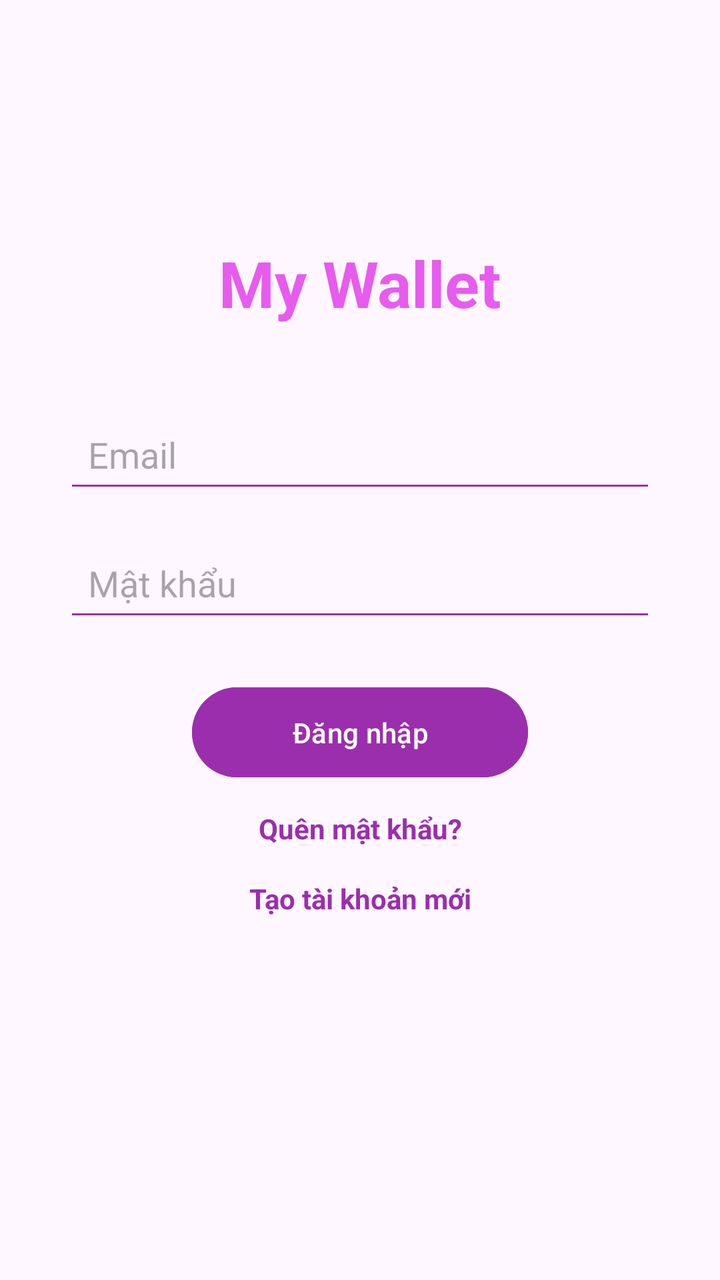
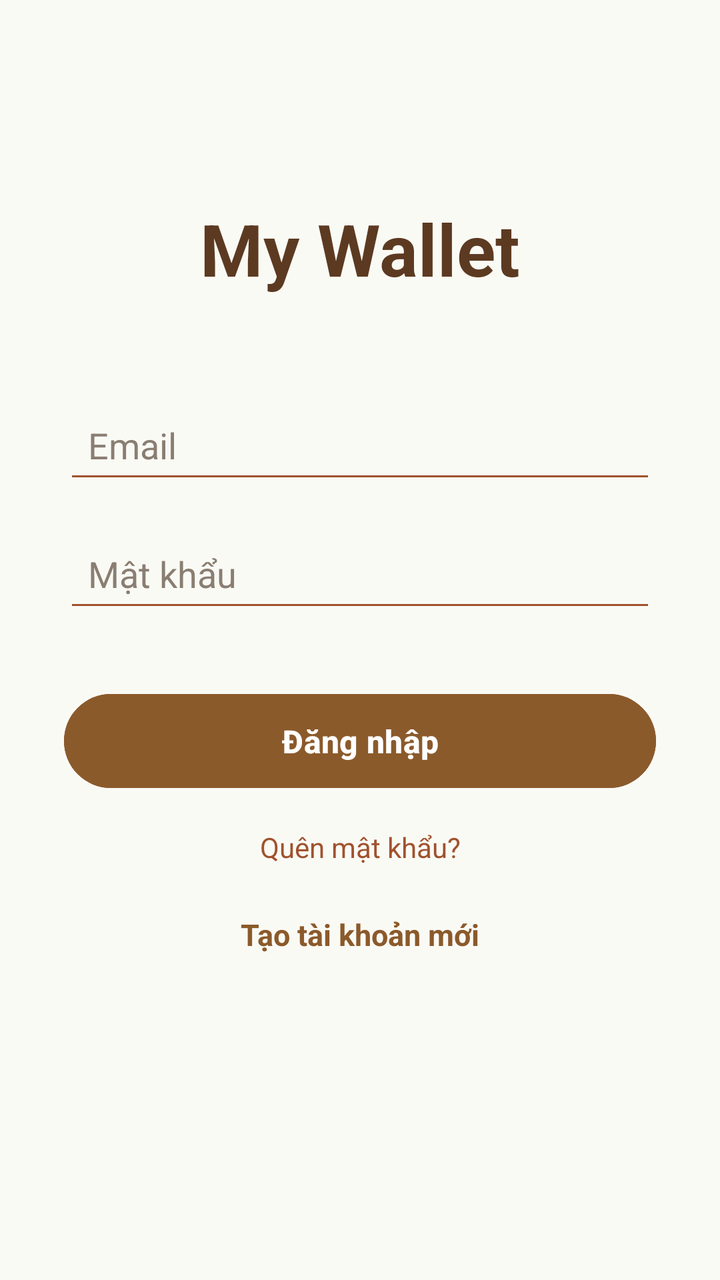

Screens rendered from an Android XML layout before and after an edit, with the pre-edit source and the edit as a unified diff.
<!-- AndroidManifest.xml: application theme Theme.MyWallet -->
<!-- res/layout/activity_login.xml -->
<?xml version="1.0" encoding="utf-8"?>
<androidx.constraintlayout.widget.ConstraintLayout
    xmlns:android="http://schemas.android.com/apk/res/android"
    xmlns:app="http://schemas.android.com/apk/res-auto"
    xmlns:tools="http://schemas.android.com/tools"
    android:layout_width="match_parent"
    android:layout_height="match_parent">

    <TextView
        android:id="@+id/txtTitle"
        android:layout_width="wrap_content"
        android:layout_height="wrap_content"
        android:text="My Wallet"
        android:textSize="32sp"
        android:textStyle="bold"
        android:textColor="#E6E649ED"
        android:layout_marginTop="120dp"
        app:layout_constraintTop_toTopOf="parent"
        app:layout_constraintStart_toStartOf="parent"
        app:layout_constraintEnd_toEndOf="parent"/>

    <EditText
        android:id="@+id/edtEmail"
        android:layout_width="0dp"
        android:layout_height="wrap_content"
        android:minHeight="48dp"
        android:padding="12dp"
        android:hint="Email"
        android:inputType="textEmailAddress"
        android:backgroundTint="#9B2EAD"
        android:layout_marginTop="40dp"
        android:layout_marginStart="32dp"
        android:layout_marginEnd="32dp"
        app:layout_constraintTop_toBottomOf="@id/txtTitle"
        app:layout_constraintStart_toStartOf="parent"
        app:layout_constraintEnd_toEndOf="parent"/>

    <EditText
        android:id="@+id/edtPassword"
        android:layout_width="0dp"
        android:layout_height="wrap_content"
        android:minHeight="48dp"
        android:padding="12dp"
        android:hint="Mật khẩu"
        android:inputType="textPassword"
        android:backgroundTint="#9B2EAD"
        android:layout_marginTop="16dp"
        android:layout_marginStart="32dp"
        android:layout_marginEnd="32dp"
        app:layout_constraintTop_toBottomOf="@id/edtEmail"
        app:layout_constraintStart_toStartOf="parent"
        app:layout_constraintEnd_toEndOf="parent"/>

    <Button
        android:id="@+id/btnLogin"
        android:layout_width="168dp"
        android:layout_height="53dp"
        android:layout_marginStart="32dp"
        android:layout_marginTop="24dp"
        android:layout_marginEnd="32dp"
        android:text="Đăng nhập"
        android:backgroundTint="#9B2EAD"
        app:layout_constraintEnd_toEndOf="parent"
        app:layout_constraintStart_toStartOf="parent"
        app:layout_constraintTop_toBottomOf="@id/edtPassword" />

    <TextView
        android:id="@+id/txtForgotPassword"
        android:layout_width="wrap_content"
        android:layout_height="wrap_content"
        android:text="Quên mật khẩu?"
        android:textColor="#9B2EAD"
        android:textStyle="bold"
        android:layout_marginTop="12dp"
        app:layout_constraintTop_toBottomOf="@id/btnLogin"
        app:layout_constraintStart_toStartOf="parent"
        app:layout_constraintEnd_toEndOf="parent"/>

    <TextView
        android:id="@+id/txtRegister"
        android:layout_width="wrap_content"
        android:layout_height="wrap_content"
        android:text="Tạo tài khoản mới"
        android:textColor="#9B2EAD"
        android:textStyle="bold"
        android:layout_marginTop="16dp"
        app:layout_constraintTop_toBottomOf="@id/txtForgotPassword"
        app:layout_constraintStart_toStartOf="parent"
        app:layout_constraintEnd_toEndOf="parent"/>

</androidx.constraintlayout.widget.ConstraintLayout>
<!-- resources referenced by this layout -->
<resources>
  <style name="Theme.MyWallet" parent="Base.Theme.MyWallet" />
  <style name="Base.Theme.MyWallet" parent="Theme.Material3.DayNight.NoActionBar">
          
          
      </style>
</resources>

<!-- the commit's change to res/layout/activity_login.xml (unified diff, before → after) -->
@@ -4,17 +4,18 @@
     xmlns:app="http://schemas.android.com/apk/res-auto"
     xmlns:tools="http://schemas.android.com/tools"
     android:layout_width="match_parent"
-    android:layout_height="match_parent">
+    android:layout_height="match_parent"
+    android:background="#FAFAFAF5"> 
 
     <TextView
         android:id="@+id/txtTitle"
         android:layout_width="wrap_content"
         android:layout_height="wrap_content"
         android:text="My Wallet"
-        android:textSize="32sp"
+        android:textSize="36sp"
         android:textStyle="bold"
-        android:textColor="#E6E649ED"
-        android:layout_marginTop="120dp"
+        android:textColor="#5C3A21"
+        android:layout_marginTop="100dp"
         app:layout_constraintTop_toTopOf="parent"
         app:layout_constraintStart_toStartOf="parent"
         app:layout_constraintEnd_toEndOf="parent"/>
@@ -27,8 +28,9 @@
         android:padding="12dp"
         android:hint="Email"
         android:inputType="textEmailAddress"
-        android:backgroundTint="#9B2EAD"
-        android:layout_marginTop="40dp"
+        android:backgroundTint="#A0522D"
+        android:textColorHint="#8A7E72"
+        android:layout_marginTop="50dp"
         android:layout_marginStart="32dp"
         android:layout_marginEnd="32dp"
         app:layout_constraintTop_toBottomOf="@id/txtTitle"
@@ -43,7 +45,8 @@
         android:padding="12dp"
         android:hint="Mật khẩu"
         android:inputType="textPassword"
-        android:backgroundTint="#9B2EAD"
+        android:backgroundTint="#A0522D"
+        android:textColorHint="#8A7E72"
         android:layout_marginTop="16dp"
         android:layout_marginStart="32dp"
         android:layout_marginEnd="32dp"
@@ -53,13 +56,16 @@
 
     <Button
         android:id="@+id/btnLogin"
-        android:layout_width="168dp"
-        android:layout_height="53dp"
+        android:layout_width="0dp"
+        android:layout_height="55dp"
         android:layout_marginStart="32dp"
-        android:layout_marginTop="24dp"
+        android:layout_marginTop="32dp"
         android:layout_marginEnd="32dp"
         android:text="Đăng nhập"
-        android:backgroundTint="#9B2EAD"
+        android:textSize="16sp"
+        android:textStyle="bold"
+        android:textColor="#FFFFFF"
+        android:backgroundTint="#8B5A2B"
         app:layout_constraintEnd_toEndOf="parent"
         app:layout_constraintStart_toStartOf="parent"
         app:layout_constraintTop_toBottomOf="@id/edtPassword" />
@@ -69,9 +75,9 @@
         android:layout_width="wrap_content"
         android:layout_height="wrap_content"
         android:text="Quên mật khẩu?"
-        android:textColor="#9B2EAD"
-        android:textStyle="bold"
-        android:layout_marginTop="12dp"
+        android:textColor="#A0522D"
+        android:textSize="14sp"
+        android:layout_marginTop="16dp"
         app:layout_constraintTop_toBottomOf="@id/btnLogin"
         app:layout_constraintStart_toStartOf="parent"
         app:layout_constraintEnd_toEndOf="parent"/>
@@ -81,9 +87,10 @@
         android:layout_width="wrap_content"
         android:layout_height="wrap_content"
         android:text="Tạo tài khoản mới"
-        android:textColor="#9B2EAD"
+        android:textColor="#8B5A2B"
+        android:textSize="15sp"
         android:textStyle="bold"
-        android:layout_marginTop="16dp"
+        android:layout_marginTop="24dp"
         app:layout_constraintTop_toBottomOf="@id/txtForgotPassword"
         app:layout_constraintStart_toStartOf="parent"
         app:layout_constraintEnd_toEndOf="parent"/>
